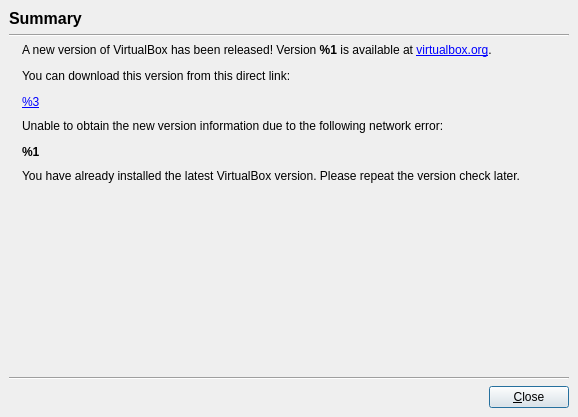
Old version of the form vbox/src/VBox/Frontends/VirtualBox4/ui/VBoxUpdateDlg.ui in the repository jljuxgm/vboxgit.
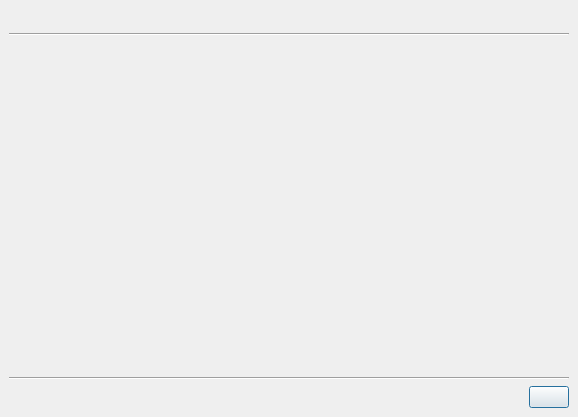
New version of the form. The open tabs and pages were chosen to show the change. Icons and pictures are not drawn. Custom widgets are drawn as their Qt base class.

Diff of the .ui file:
```diff
--- a/vbox/src/VBox/Frontends/VirtualBox4/ui/VBoxUpdateDlg.ui
+++ b/vbox/src/VBox/Frontends/VirtualBox4/ui/VBoxUpdateDlg.ui
@@ -234,9 +234,6 @@
            <bold>true</bold>
           </font>
          </property>
-         <property name="text" >
-          <string>Summary</string>
-         </property>
         </widget>
        </item>
        <item>
@@ -288,9 +285,6 @@
                  <height>0</height>
                 </size>
                </property>
-               <property name="text" >
-                <string>&lt;p>A new version of VirtualBox has been released! Version &lt;b>%1&lt;/b> is available at &lt;a href="http://www.virtualbox.org/">virtualbox.org&lt;/a>.&lt;/p>&lt;p>You can download this version from this direct link:&lt;/p>&lt;p>&lt;a href=%2>%3&lt;/a>&lt;/p></string>
-               </property>
                <property name="wordWrap" >
                 <bool>true</bool>
                </property>
@@ -310,9 +304,6 @@
                  <height>0</height>
                 </size>
                </property>
-               <property name="text" >
-                <string>&lt;p>Unable to obtain the new version information due to the following network error:&lt;/p>&lt;p>&lt;b>%1&lt;/b>&lt;/p></string>
-               </property>
                <property name="wordWrap" >
                 <bool>true</bool>
                </property>
@@ -332,9 +323,6 @@
                  <height>0</height>
                 </size>
                </property>
-               <property name="text" >
-                <string>You have already installed the latest VirtualBox version. Please repeat the version check later.</string>
-               </property>
                <property name="wordWrap" >
                 <bool>true</bool>
                </property>
@@ -386,9 +374,6 @@
          </item>
          <item>
           <widget class="QPushButton" name="mBtnFinish" >
-           <property name="text" >
-            <string>&amp;Close</string>
-           </property>
            <property name="default" >
             <bool>true</bool>
            </property>
```
Left out of the diff: 23 changed lines with no effect on the pictures.
